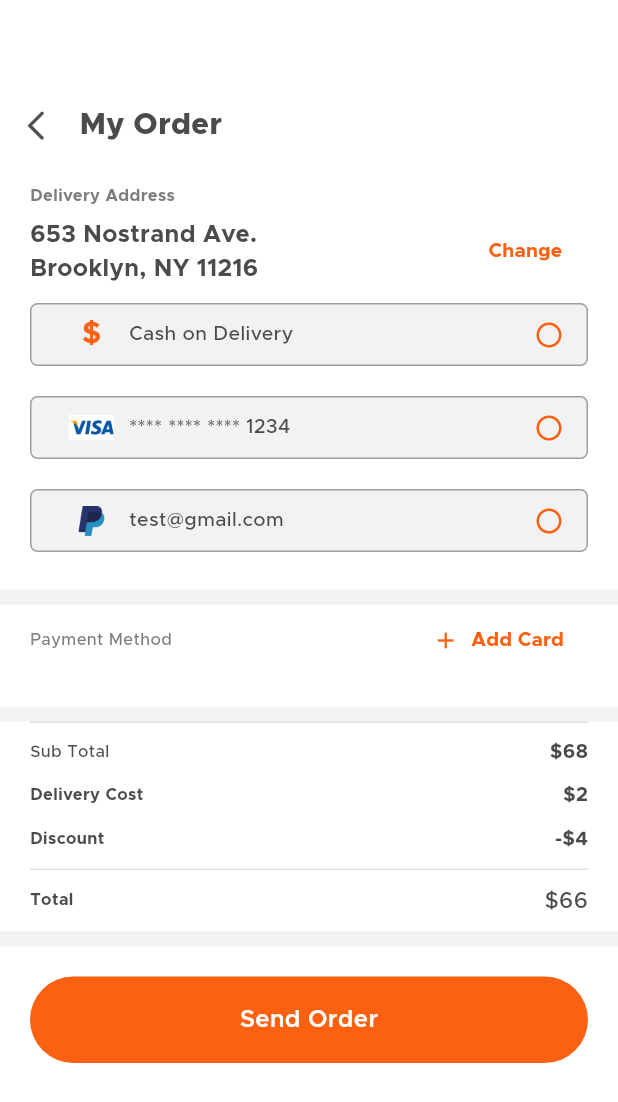
After one commit to Chhila/flutter_food_delivery_app, a Flutter app: the CheckoutView screen opened directly, on a phone screen of 412 x 824 dp. The commit adds this screen. Shown: the top 1102 px of the screen. Run offline on Flutter 3.47's test engine with Material 3 defaults, Android fonts, the phone set to English and light mode, and no system bars; our stand-ins replace flutter_rating_bar, google_maps_flutter, image_picker; missing offline and left inert: custom_map_markers, otp_pin_field.

Commit message:
add checkout and change address views

```diff
--- a/lib/common_widget/round_textfield.dart
+++ b/lib/common_widget/round_textfield.dart
@@ -2,15 +2,15 @@ import 'package:flutter/material.dart';
 import 'package:food_delivery_app/common/color_extension.dart';
 
 class RoundTextfield extends StatelessWidget {
-  final TextEditingController controller = TextEditingController();
+  final TextEditingController? controller;
   final String hintText;
   final TextInputType? keyboardType;
   final bool? isPassword;
   final Color? bgColor;
   final Widget? left;
-  RoundTextfield({
+  const RoundTextfield({
     super.key,
-    required TextEditingController controller,
+    this.controller,
     required this.hintText,
     this.isPassword,
     this.keyboardType,
--- a/lib/view/home/home_view.dart
+++ b/lib/view/home/home_view.dart
@@ -6,6 +6,8 @@ import 'package:food_delivery_app/common_widget/popular_restaurant_row.dart';
 import 'package:food_delivery_app/common_widget/recent_item_row.dart';
 import 'package:food_delivery_app/common_widget/round_textfield.dart';
 import 'package:food_delivery_app/common_widget/view_all_title_row.dart';
+
+import '../more/my_order_view.dart';
 
 class HomeView extends StatefulWidget {
   const HomeView({super.key});
@@ -65,7 +67,9 @@ class _HomeViewState extends State<HomeView> {
                         ),
                       ),
                       IconButton(
-                          onPressed: () {},
+                          onPressed: () {
+                            Navigator.push(context, MaterialPageRoute(builder: (context) => MyOrderView()));
+                          },
                           icon: Image.asset(
                             "assets/images/shopping_cart.png",
                             width: 25,
--- a/lib/view/menu/menu_view.dart
+++ b/lib/view/menu/menu_view.dart
@@ -3,6 +3,7 @@ import 'package:food_delivery_app/view/menu/menu_items_view.dart';
 
 import '../../common/color_extension.dart';
 import '../../common_widget/round_textfield.dart';
+import '../more/my_order_view.dart';
 
 class MenuView extends StatefulWidget {
   const MenuView({super.key});
@@ -57,7 +58,9 @@ class _MenuViewState extends State<MenuView> {
                           ),
                         ),
                         IconButton(
-                            onPressed: () {},
+                            onPressed: () {
+                              Navigator.push(context, MaterialPageRoute(builder: (context) => MyOrderView()));
+                            },
                             icon: Image.asset(
                               "assets/images/shopping_cart.png",
                               width: 25,
--- a/lib/view/more/about_us_view.dart
+++ b/lib/view/more/about_us_view.dart
@@ -1,6 +1,7 @@
 import 'package:flutter/material.dart';
 
 import '../../common/color_extension.dart';
+import 'my_order_view.dart';
 
 class AboutUsView extends StatefulWidget {
   const AboutUsView({super.key});
@@ -59,7 +60,9 @@ class _MenuItemsViewState extends State<AboutUsView> {
                       ),
                     ),
                     IconButton(
-                      onPressed: () {},
+                      onPressed: () {
+                        Navigator.push(context, MaterialPageRoute(builder: (context) => MyOrderView()));
+                      },
                       icon: Image.asset(
                         "assets/images/shopping_cart.png",
                         width: 25,
--- /dev/null
+++ b/lib/view/more/checkout_view.dart
@@ -0,0 +1,257 @@
+import 'package:flutter/material.dart';
+import 'package:food_delivery_app/common_widget/round_button.dart';
+import 'package:food_delivery_app/view/more/change_address_view.dart';
+
+import '../../common/color_extension.dart';
+
+class CheckoutView extends StatefulWidget {
+  const CheckoutView({super.key});
+
+  @override
+  State<CheckoutView> createState() => _MenuItemsViewState();
+}
+
+class _MenuItemsViewState extends State<CheckoutView> {
+  List paymentArr = [
+    {"name": "Cash on Delivery", "icon": "assets/images/cash.png"},
+    {"name": "**** **** **** 1234", "icon": "assets/images/visa_icon.png"},
+    {"name": "test@gmail.com", "icon": "assets/images/paypal.png"},
+  ];
+
+  int selectedMethod = -1;
+
+  @override
+  Widget build(BuildContext context) {
+    return GestureDetector(
+      onTap: () {
+        FocusScope.of(context).unfocus();
+      },
+      child: Scaffold(
+        backgroundColor: Colors.white,
+        body: SingleChildScrollView(
+          child: Padding(
+            padding: EdgeInsets.symmetric(vertical: 40),
+            child: Column(
+              crossAxisAlignment: CrossAxisAlignment.start,
+              children: [
+                SizedBox(height: 20),
+                Row(
+                  children: [
+                    IconButton(
+                      onPressed: () {
+                        Navigator.pop(context);
+                      },
+                      icon: Image.asset(
+                        "assets/images/btn_back.png",
+                        width: 20,
+                        height: 20,
+                      ),
+                    ),
+                    SizedBox(width: 5),
+                    Expanded(
+                      child: Text(
+                        "My Order",
+                        style: TextStyle(
+                          color: TColor.primaryText,
+                          fontSize: 20,
+                          fontWeight: FontWeight.w800,
+                        ),
+                      ),
+                    ),
+                  ],
+                ),
+                Padding(
+                  padding: EdgeInsets.symmetric(horizontal: 20, vertical: 15),
+                  child: Column(
+                    mainAxisAlignment: MainAxisAlignment.spaceBetween,
+                    crossAxisAlignment: CrossAxisAlignment.start,
+                    children: [
+                      Text(
+                        "Delivery Address",
+                        style: TextStyle(color: TColor.secondPrimary, fontSize: 11, fontWeight: FontWeight.w700),
+                      ),
+                      SizedBox(height: 5),
+                      Row(
+                        mainAxisAlignment: MainAxisAlignment.spaceBetween,
+                        children: [
+                          Expanded(
+                            child: Text(
+                              "653 Nostrand Ave.\nBrooklyn, NY 11216",
+                              style: TextStyle(color: TColor.primaryText, fontSize: 16, fontWeight: FontWeight.w700),
+                            ),
+                          ),
+                          SizedBox(height: 5),
+                          TextButton(
+                            onPressed: () {
+                              Navigator.push(context, MaterialPageRoute(builder: (context) => ChangeAddressView()));
+                            },
+                            child: Text(
+                              "Change",
+                              style: TextStyle(color: TColor.primary, fontSize: 13, fontWeight: FontWeight.w700),
+                            ),
+                          ),
+                          SizedBox(width: 5),
+                        ],
+                      ),
+                      ListView.builder(
+                          physics: NeverScrollableScrollPhysics(),
+                          padding: EdgeInsets.zero,
+                          shrinkWrap: true,
+                          itemCount: paymentArr.length,
+                          itemBuilder: (context, index) {
+                            var paymentObj = paymentArr[index] as Map? ?? {};
+                            return Container(
+                              margin: EdgeInsets.symmetric(vertical: 10),
+                              padding: EdgeInsets.symmetric(vertical: 10, horizontal: 15),
+                              decoration: BoxDecoration(color: TColor.textfield, borderRadius: BorderRadius.circular(5), border: Border.all(color: Colors.grey.shade500)),
+                              child: Row(
+                                children: [
+                                  Image.asset(
+                                    paymentObj["icon"],
+                                    width: 50,
+                                    height: 20,
+                                    fit: BoxFit.contain,
+                                  ),
+                                  Expanded(
+                                    child: Text(
+                                      paymentObj["name"].toString(),
+                                      style: TextStyle(color: TColor.primaryText, fontSize: 13, fontWeight: FontWeight.w500),
+                                    ),
+                                  ),
+                                  InkWell(
+                                    onTap: () {
+                                      setState(() {
+                                        selectedMethod = index;
+                                      });
+                                    },
+                                    child: Icon(
+                                      selectedMethod == index ? Icons.radio_button_checked_rounded : Icons.radio_button_off_rounded,
+                                      color: TColor.primary,
+                                      size: 20,
+                                    ),
+                                  )
+                                ],
+                              ),
+                            );
+                          })
+                    ],
+                  ),
+                ),
+                Container(
+                  decoration: BoxDecoration(color: TColor.textfield),
+                  height: 10,
+                ),
+                Padding(
+                  padding: EdgeInsets.symmetric(horizontal: 20),
+                  child: Column(
+                    crossAxisAlignment: CrossAxisAlignment.start,
+                    children: [
+                      Row(
+                        mainAxisAlignment: MainAxisAlignment.spaceBetween,
+                        children: [
+                          Text(
+                            "Payment Method",
+                            style: TextStyle(color: TColor.secondPrimary, fontSize: 11, fontWeight: FontWeight.w500),
+                          ),
+                          TextButton.icon(
+                            onPressed: () {},
+                            icon: Icon(Icons.add, color: TColor.primary),
+                            label: Text(
+                              "Add Card",
+                              style: TextStyle(color: TColor.primary, fontSize: 13, fontWeight: FontWeight.w700),
+                            ),
+                          )
+                        ],
+                      ),
+                    ],
+                  ),
+                ),
+                SizedBox(height: 20),
+                Container(
+                  decoration: BoxDecoration(color: TColor.textfield),
+                  height: 10,
+                ),
+                Padding(
+                  padding: EdgeInsets.symmetric(horizontal: 20),
+                  child: Column(
+                    crossAxisAlignment: CrossAxisAlignment.start,
+                    children: [
+                      Divider(color: Colors.grey.shade300, height: 1),
+                      SizedBox(height: 10),
+                      Row(
+                        mainAxisAlignment: MainAxisAlignment.spaceBetween,
+                        children: [
+                          Text(
+                            "Sub Total",
+                            style: TextStyle(color: TColor.primaryText, fontSize: 11, fontWeight: FontWeight.w500),
+                          ),
+                          Text(
+                            "\$68",
+                            style: TextStyle(color: TColor.primaryText, fontSize: 13, fontWeight: FontWeight.w700),
+                          ),
+                        ],
+                      ),
+                      SizedBox(height: 10),
+                      Row(
+                        mainAxisAlignment: MainAxisAlignment.spaceBetween,
+                        children: [
+                          Text(
+                            "Delivery Cost",
+                            style: TextStyle(color: TColor.primaryText, fontSize: 11, fontWeight: FontWeight.w700),
+                          ),
+                          Text(
+                            "\$2",
+                            style: TextStyle(color: TColor.primaryText, fontSize: 13, fontWeight: FontWeight.w700),
+                          ),
+                        ],
+                      ),
+                      SizedBox(height: 10),
+                      Row(
+                        mainAxisAlignment: MainAxisAlignment.spaceBetween,
+                        children: [
+                          Text(
+                            "Discount",
+                            style: TextStyle(color: TColor.primaryText, fontSize: 11, fontWeight: FontWeight.w700),
+                          ),
+                          Text(
+                            "-\$4",
+                            style: TextStyle(color: TColor.primaryText, fontSize: 13, fontWeight: FontWeight.w700),
+                          ),
+                        ],
+                      ),
+                      SizedBox(height: 10),
+                      Divider(color: Colors.grey.shade300, height: 1),
+                      SizedBox(height: 10),
+                      Row(
+                        mainAxisAlignment: MainAxisAlignment.spaceBetween,
+                        children: [
+                          Text(
+                            "Total",
+                            style: TextStyle(color: TColor.primaryText, fontSize: 11, fontWeight: FontWeight.w700),
+                          ),
+                          Text(
+                            "\$66",
+                            style: TextStyle(color: TColor.primaryText, fontSize: 15, fontWeight: FontWeight.w500),
+                          ),
+                        ],
+                      ),
+                    ],
+                  ),
+                ),
+                SizedBox(height: 10),
+                Container(
+                  decoration: BoxDecoration(color: TColor.textfield),
+                  height: 10,
+                ),
+                Padding(
+                  padding: EdgeInsets.symmetric(vertical: 20, horizontal: 20),
+                  child: RoundButton(text: "Send Order", onPressed: () {}),
+                ),
+              ],
+            ),
+          ),
+        ),
+      ),
+    );
+  }
+}
--- a/lib/view/more/inbox_view.dart
+++ b/lib/view/more/inbox_view.dart
@@ -1,6 +1,7 @@
 import 'package:flutter/material.dart';
 
 import '../../common/color_extension.dart';
+import 'my_order_view.dart';
 
 class InboxView extends StatefulWidget {
   const InboxView({super.key});
@@ -61,7 +62,9 @@ class _MenuItemsViewState extends State<InboxView> {
                       ),
                     ),
                     IconButton(
-                      onPressed: () {},
+                      onPressed: () {
+                        Navigator.push(context, MaterialPageRoute(builder: (context) => MyOrderView()));
+                      },
                       icon: Image.asset(
                         "assets/images/shopping_cart.png",
                         width: 25,
--- a/lib/view/more/notification_view.dart
+++ b/lib/view/more/notification_view.dart
@@ -1,6 +1,7 @@
 import 'package:flutter/material.dart';
 
 import '../../common/color_extension.dart';
+import 'my_order_view.dart';
 
 class NotificationView extends StatefulWidget {
   const NotificationView({super.key});
@@ -61,7 +62,9 @@ class _MenuItemsViewState extends State<NotificationView> {
                       ),
                     ),
                     IconButton(
-                      onPressed: () {},
+                      onPressed: () {
+                        Navigator.push(context, MaterialPageRoute(builder: (context) => MyOrderView()));
+                      },
                       icon: Image.asset(
                         "assets/images/shopping_cart.png",
                         width: 25,
--- a/lib/view/more/payment_details_view.dart
+++ b/lib/view/more/payment_details_view.dart
@@ -2,6 +2,7 @@ import 'package:flutter/material.dart';
 import 'package:food_delivery_app/common_widget/round_button.dart';
 import 'package:food_delivery_app/common_widget/round_icon_button.dart';
 import 'package:food_delivery_app/view/more/add_card_view.dart';
+import 'package:food_delivery_app/view/more/my_order_view.dart';
 
 import '../../common/color_extension.dart';
 
@@ -59,7 +60,9 @@ class _MenuItemsViewState extends State<PaymentDetailsView> {
                       ),
                     ),
                     IconButton(
-                      onPressed: () {},
+                      onPressed: () {
+                        Navigator.push(context, MaterialPageRoute(builder: (context) => MyOrderView()));
+                      },
                       icon: Image.asset(
                         "assets/images/shopping_cart.png",
                         width: 25,
--- a/lib/view/offer/offer_view.dart
+++ b/lib/view/offer/offer_view.dart
@@ -2,6 +2,8 @@ import 'package:flutter/material.dart';
 import 'package:food_delivery_app/common/color_extension.dart';
 import 'package:food_delivery_app/common_widget/popular_restaurant_row.dart';
 import 'package:food_delivery_app/common_widget/round_button.dart';
+
+import '../more/my_order_view.dart';
 
 class OfferView extends StatefulWidget {
   const OfferView({super.key});
@@ -48,7 +50,9 @@ class _HomeViewState extends State<OfferView> {
                         ),
                       ),
                       IconButton(
-                          onPressed: () {},
+                          onPressed: () {
+                            Navigator.push(context, MaterialPageRoute(builder: (context) => MyOrderView()));
+                          },
                           icon: Image.asset(
                             "assets/images/shopping_cart.png",
                             width: 25,
--- a/lib/view/profile/profile_view.dart
+++ b/lib/view/profile/profile_view.dart
@@ -6,6 +6,7 @@ import 'package:food_delivery_app/common_widget/round_textfield.dart';
 import 'package:image_picker/image_picker.dart';
 
 import '../../common/color_extension.dart';
+import '../more/my_order_view.dart';
 
 class ProfileView extends StatefulWidget {
   const ProfileView({super.key});
@@ -51,7 +52,9 @@ class _ProfileViewState extends State<ProfileView> {
                         ),
                       ),
                       IconButton(
-                        onPressed: () {},
+                        onPressed: () {
+                          Navigator.push(context, MaterialPageRoute(builder: (context) => MyOrderView()));
+                        },
                         icon: Image.asset(
                           "assets/images/shopping_cart.png",
                           width: 25,
--- a/pubspec.yaml
+++ b/pubspec.yaml
@@ -38,6 +38,8 @@ dependencies:
   flutter_svg: ^2.0.17
   flutter_rating_bar: ^4.0.1
   image_picker: ^1.1.2
+  google_maps_flutter: ^2.10.0
+  custom_map_markers: ^0.0.2+1
 
 dev_dependencies:
   flutter_test:
```
Also changed, not shown: lib/view/menu/item_detail_view.dart (+10 -3 lines), lib/view/menu/menu_items_view.dart (+15 -8 lines), lib/view/more/change_address_view.dart (added, +132 -0 lines), lib/view/more/more_view.dart (+7 -1 lines), lib/view/more/my_order_view.dart (added, +260 -0 lines), pubspec.lock, 2 other files.
